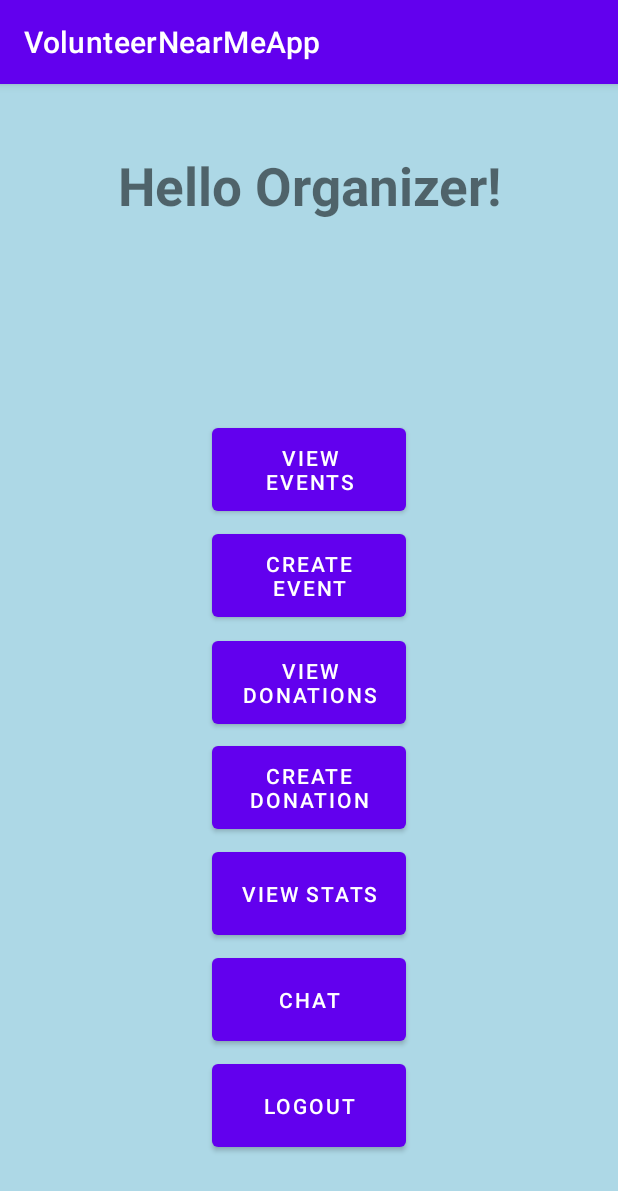
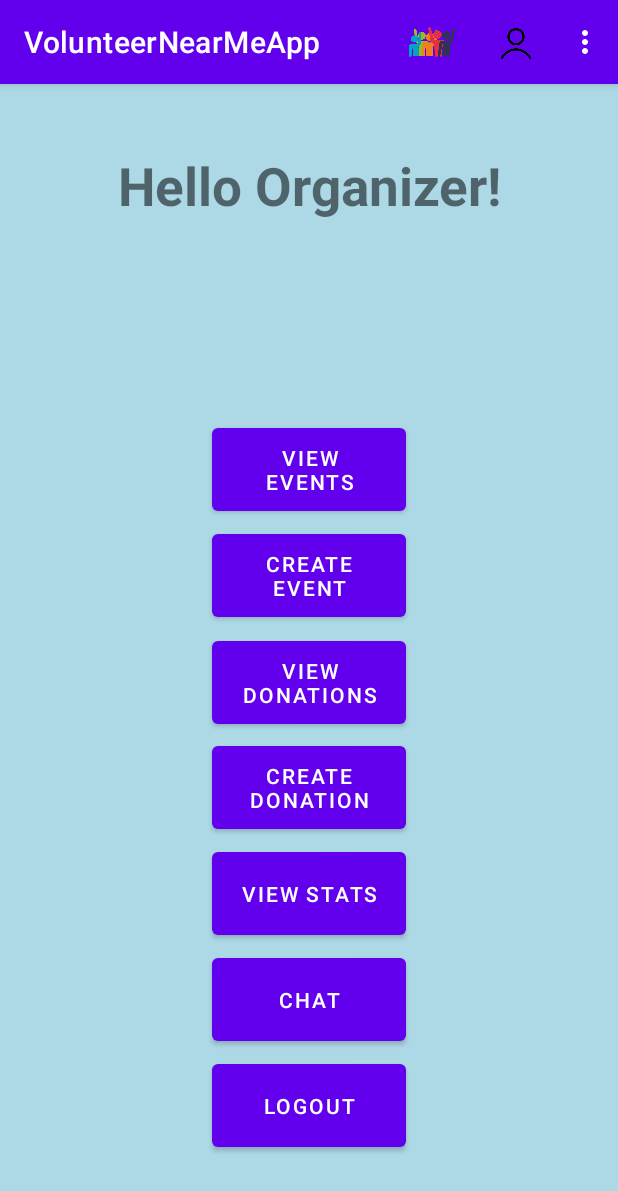
Before and after one commit to costis99/VolunteerNearMeApp, an Android app: the HomeOrganizersActivity screen opened directly, with no data from a screen before it, on a phone screen of 412 x 824 dp. Shown: the top 1191 px of the screen. Run offline under Robolectric (Android 15) with nearby library versions, the light colour scheme and no system bars; our stand-ins replace Firebase (no records; nobody signed in at launch, a user with empty details on screens opened directly).

Commit message:
Added view profile and fixed minor stylish issues. Also added menu bar in home pages only

```diff
--- a/app/src/main/AndroidManifest.xml
+++ b/app/src/main/AndroidManifest.xml
@@ -27,6 +27,8 @@
         <activity android:name=".HomeVolunteersActivity"/>
         <activity android:name=".ViewEventsActivity"/>
         <activity android:name=".CreateEventActivity"/>
+        <activity android:name=".EditProfileActivity"/>
+        <activity android:name=".ProfileViewActivity"/>
     </application>
 
 </manifest>
--- a/app/src/main/java/Comp3200/volunteernearmeapp/ViewEventsActivity.kt
+++ b/app/src/main/java/Comp3200/volunteernearmeapp/ViewEventsActivity.kt
@@ -28,7 +28,7 @@ class ViewEventsActivity : AppCompatActivity() {
 
     }
 
-    //Add event marker from drawble folder
+    //Add event marker from drawable folder
     private val logoMark: BitmapDescriptor by lazy {
         val color = ContextCompat.getColor(this, R.color.design_default_color_primary)
         BitmapHelper.vectorToBitmap(this, R.drawable.ic_baseline_location_on_24, color)
--- /dev/null
+++ b/app/src/main/res/layout/activity_edit_profile.xml
@@ -0,0 +1,6 @@
+<?xml version="1.0" encoding="utf-8"?>
+<androidx.constraintlayout.widget.ConstraintLayout xmlns:android="http://schemas.android.com/apk/res/android"
+    android:layout_width="match_parent"
+    android:layout_height="match_parent">
+
+</androidx.constraintlayout.widget.ConstraintLayout>
--- a/app/src/main/res/layout/activity_forgot_pass.xml
+++ b/app/src/main/res/layout/activity_forgot_pass.xml
@@ -4,7 +4,7 @@
     xmlns:tools="http://schemas.android.com/tools"
     android:layout_width="match_parent"
     android:layout_height="match_parent"
-    android:background="#FFA500"
+    android:background="#ADD8E6"
     tools:context=".MainActivity">
 
     <ImageView
--- a/app/src/main/res/layout/activity_sign_up.xml
+++ b/app/src/main/res/layout/activity_sign_up.xml
@@ -4,7 +4,7 @@
     xmlns:tools="http://schemas.android.com/tools"
     android:layout_width="match_parent"
     android:layout_height="match_parent"
-    android:background="#FFA500"
+    android:background="#ADD8E6"
     tools:context=".MainActivity">
 
     <ImageView
@@ -53,7 +53,7 @@
         android:layout_height="68dp"
         android:text="Thank you for joining our journey of making the world a better place!"
         android:textAlignment="center"
-        android:textColor="#ADD8E6"
+        android:textColor="#006400"
         android:textSize="18sp"
         android:textStyle="bold"
         app:layout_constraintBottom_toBottomOf="parent"
--- /dev/null
+++ b/app/src/main/res/menu/menu_main_organizers.xml
@@ -0,0 +1,36 @@
+<?xml version="1.0" encoding="utf-8"?>
+<menu xmlns:android="http://schemas.android.com/apk/res/android"
+    xmlns:app="http://schemas.android.com/apk/res-auto">
+
+    <item android:id="@+id/logo"
+        android:title="logo"
+        android:icon="@drawable/logo"
+        app:showAsAction="ifRoom"/>
+
+    <item android:id="@+id/profile_view_org"
+        android:icon="@drawable/personicon"
+        android:title="View Profile"
+        app:showAsAction="ifRoom"/>
+
+    <item android:id="@+id/home_page"
+        android:title="Home page"
+        app:showAsAction="never"/>
+    <item android:id="@+id/view_events"
+        android:title="View Events"
+        app:showAsAction="never"/>
+    <item android:id="@+id/create_event"
+        android:title="Create Event"
+        app:showAsAction="never"/>
+    <item android:id="@+id/view_donations"
+        android:title="View Donation Options"
+        app:showAsAction="never"/>
+    <item android:id="@+id/create_donation"
+        android:title="Create Donation"
+        app:showAsAction="never"/>
+    <item android:id="@+id/Chat"
+        android:title="Chat"
+        app:showAsAction="never"/>
+    <item android:id="@+id/logout"
+        android:title="Logout"
+        app:showAsAction="never"/>
+</menu>
```
Also changed, not shown: app/src/main/java/Comp3200/volunteernearmeapp/EditProfileActivity.kt (added, +7 -0 lines), app/src/main/java/Comp3200/volunteernearmeapp/HomeOrganizersActivity.kt (+36 -0 lines), app/src/main/java/Comp3200/volunteernearmeapp/HomeVolunteersActivity.kt (+25 -0 lines), app/src/main/java/Comp3200/volunteernearmeapp/ProfileViewActivity.kt (added, +58 -0 lines), app/src/main/res/drawable/ic_round_add_a_photo_24.xml (added, +7 -0 lines), app/src/main/res/layout/activity_login.xml (+9 -9 lines), app/src/main/res/layout/activity_user_profile.xml (added, +77 -0 lines), app/src/main/res/menu/menu_main_volunteers.xml (added, +30 -0 lines), app/src/main/res/drawable/personicon.png (added).
